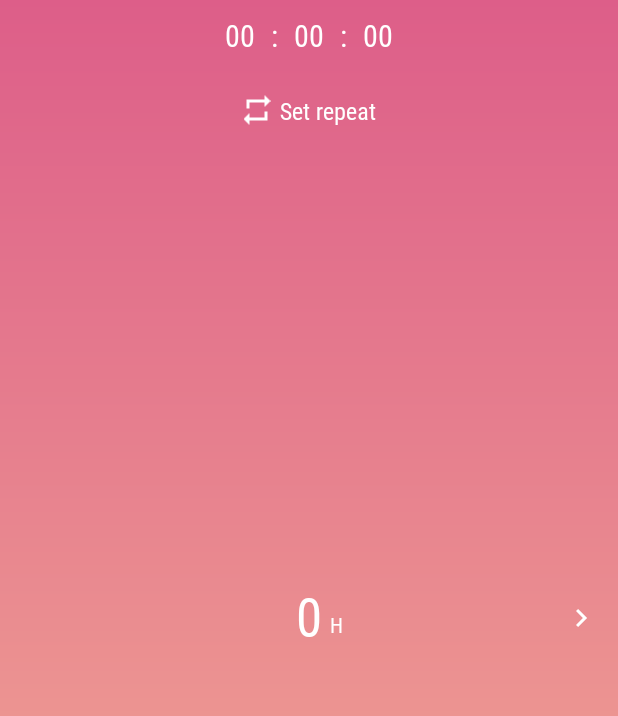
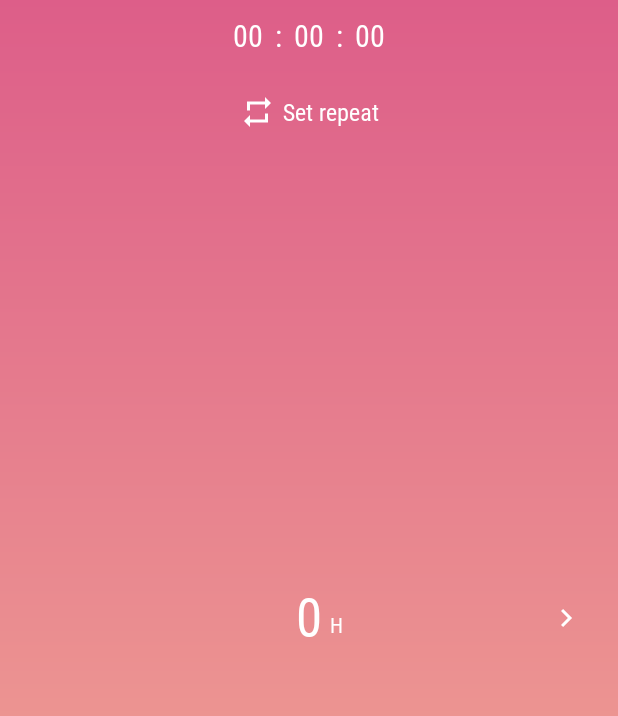
Before and after one commit to alex-melnyk/android-watch-app, an Android app: the fragment SetTimerRepeatFragment placed in its activity, on a phone screen of 412 x 824 dp. Shown: the top 716 px of the screen. Run offline under Robolectric (Android 15) with nearby library versions, the phone set to English and light mode, and no system bars; libraries missing offline, so code that uses them is left out: android.support.wear, com.triggertrap.seekarc; plain views replace SeekArc, WearableRecyclerView; 12 statements that could not run were skipped.

Commit message:
- base dimens partially added;

```diff
--- a/app/src/main/java/com/igorganapolsky/vibratingwatchapp/manager/vibration/WatchBeepManager.java
+++ b/app/src/main/java/com/igorganapolsky/vibratingwatchapp/manager/vibration/WatchBeepManager.java
@@ -18,8 +18,7 @@ public class WatchBeepManager implements BeepManager {
 
     public WatchBeepManager(Vibrator vibrator) {
         this.vibrator = vibrator;
-//        isVibratorActive = vibrator != null && vibrator.hasVibrator();
-        isVibratorActive = true;
+        isVibratorActive = vibrator != null && vibrator.hasVibrator();
     }
 
     @Override
--- a/app/src/main/res/layout/activity_main.xml
+++ b/app/src/main/res/layout/activity_main.xml
@@ -66,6 +66,7 @@
             android:id="@+id/addTimerButtonImageLabel"
             android:layout_width="wrap_content"
             android:layout_height="wrap_content"
+            android:layout_marginTop="16dp"
             android:fontFamily="@font/roboto_condensed_regular"
             android:text="@string/add_timer_button_label"
             android:textColor="@color/white"
--- a/app/src/main/res/layout/activity_set_timer.xml
+++ b/app/src/main/res/layout/activity_set_timer.xml
@@ -12,9 +12,9 @@
         android:layout_width="wrap_content"
         android:layout_height="wrap_content"
         android:fontFamily="@font/roboto_condensed_regular"
-        android:paddingLeft="5dp"
+        android:paddingEnd="@dimen/text_inner_padding"
         android:layout_marginTop="@dimen/list_start_padding"
-        android:paddingRight="5dp"
+        android:paddingStart="@dimen/text_inner_padding"
         android:text="@string/timer_time_default_digit"
         android:textColor="@color/white_active"
         android:textSize="20sp"
@@ -29,8 +29,8 @@
         android:layout_height="wrap_content"
         android:layout_marginTop="@dimen/list_start_padding"
         android:fontFamily="@font/roboto_condensed_regular"
-        android:paddingLeft="5dp"
-        android:paddingRight="5dp"
+        android:paddingLeft="@dimen/text_inner_padding"
+        android:paddingRight="@dimen/text_inner_padding"
         android:text="@string/timer_time_default_sep"
         android:textColor="@color/white_active"
         android:textSize="20sp"
@@ -45,8 +45,8 @@
         android:layout_height="wrap_content"
         android:layout_marginTop="@dimen/list_start_padding"
         android:fontFamily="@font/roboto_condensed_regular"
-        android:paddingLeft="5dp"
-        android:paddingRight="5dp"
+        android:paddingLeft="@dimen/text_inner_padding"
+        android:paddingRight="@dimen/text_inner_padding"
         android:text="@string/timer_time_default_digit"
         android:textColor="@color/white_active"
         android:textSize="20sp"
@@ -60,8 +60,8 @@
         android:layout_width="wrap_content"
         android:layout_height="wrap_content"
         android:fontFamily="@font/roboto_condensed_regular"
-        android:paddingLeft="5dp"
-        android:paddingRight="5dp"
+        android:paddingLeft="@dimen/text_inner_padding"
+        android:paddingRight="@dimen/text_inner_padding"
         android:layout_marginTop="@dimen/list_start_padding"
         android:text="@string/timer_time_default_sep"
         android:textColor="@color/white_active"
@@ -76,9 +76,9 @@
         android:layout_width="wrap_content"
         android:layout_height="wrap_content"
         android:fontFamily="@font/roboto_condensed_regular"
-        android:paddingLeft="5dp"
+        android:paddingLeft="@dimen/text_inner_padding"
         android:layout_marginTop="@dimen/list_start_padding"
-        android:paddingRight="5dp"
+        android:paddingRight="@dimen/text_inner_padding"
         android:text="@string/timer_time_default_digit"
         android:textColor="@color/white_active"
         android:textSize="20sp"
@@ -116,9 +116,9 @@
 
     <android.support.v7.widget.AppCompatImageView
         android:id="@+id/ivNextPage"
-        android:layout_width="wrap_content"
-        android:layout_height="wrap_content"
-        android:padding="10dp"
+        android:layout_width="48dp"
+        android:layout_height="48dp"
+        android:scaleType="center"
         app:layout_constraintBottom_toBottomOf="parent"
         app:layout_constraintEnd_toEndOf="parent"
         app:layout_constraintTop_toTopOf="parent"
--- a/app/src/main/res/layout/set_timer_repeat_fragment.xml
+++ b/app/src/main/res/layout/set_timer_repeat_fragment.xml
@@ -1,12 +1,13 @@
 <?xml version="1.0" encoding="utf-8"?>
-<LinearLayout xmlns:android="http://schemas.android.com/apk/res/android"
+<android.support.v7.widget.LinearLayoutCompat
+    xmlns:android="http://schemas.android.com/apk/res/android"
     xmlns:tools="http://schemas.android.com/tools"
     android:layout_width="match_parent"
     android:layout_height="match_parent"
     android:orientation="vertical"
     tools:context=".presentation.settings.step.SetTimerRepeatFragment">
 
-    <LinearLayout
+    <android.support.v7.widget.LinearLayoutCompat
         android:layout_width="match_parent"
         android:layout_height="wrap_content"
         android:layout_marginTop="10dp"
@@ -14,21 +15,21 @@
         android:gravity="center_horizontal|center_vertical"
         android:orientation="horizontal">
 
-        <ImageView
-            android:layout_width="20dp"
-            android:layout_height="20dp"
-            android:contentDescription="TODO"
-            android:src="@drawable/ic_repeat" />
+        <android.support.v7.widget.AppCompatImageView
+            android:layout_width="@dimen/icon_size"
+            android:scaleType="center"
+            android:layout_height="@dimen/icon_size"
+            android:src="@drawable/ic_repeat"/>
 
-        <TextView
+        <android.support.v7.widget.AppCompatTextView
             android:layout_width="wrap_content"
             android:layout_height="wrap_content"
             android:layout_marginLeft="5dp"
             android:fontFamily="@font/roboto_condensed_regular"
             android:text="@string/screen_title_set_repeat"
             android:textColor="@color/white_active"
-            android:textSize="16sp" />
-    </LinearLayout>
+            android:textSize="16sp"/>
+    </android.support.v7.widget.LinearLayoutCompat>
 
     <FrameLayout
         android:layout_width="match_parent"
@@ -43,6 +44,6 @@
             android:overScrollMode="never"
             android:paddingLeft="75dp"
             android:paddingRight="75dp"
-            android:scrollbars="horizontal" />
+            android:scrollbars="horizontal"/>
     </FrameLayout>
-</LinearLayout>
+</android.support.v7.widget.LinearLayoutCompat>
--- a/app/src/main/res/layout/set_timer_time_fragment.xml
+++ b/app/src/main/res/layout/set_timer_time_fragment.xml
@@ -1,5 +1,7 @@
 <?xml version="1.0" encoding="utf-8"?>
-<android.support.constraint.ConstraintLayout xmlns:android="http://schemas.android.com/apk/res/android"
+<android.support.constraint.ConstraintLayout
+
+    xmlns:android="http://schemas.android.com/apk/res/android"
     xmlns:app="http://schemas.android.com/apk/res-auto"
     xmlns:tools="http://schemas.android.com/tools"
     android:id="@+id/settimer"
@@ -113,5 +115,4 @@
             android:textSize="14sp"/>
 
     </android.support.v7.widget.LinearLayoutCompat>
-
 </android.support.constraint.ConstraintLayout>
--- a/app/src/main/res/layout/set_timer_vibrations_line.xml
+++ b/app/src/main/res/layout/set_timer_vibrations_line.xml
@@ -10,8 +10,8 @@
         xmlns:android="http://schemas.android.com/apk/res/android"
         xmlns:app="http://schemas.android.com/apk/res-auto"
         android:id="@+id/flSingleLine"
-        android:layout_marginTop="4dp"
-        android:layout_marginBottom="4dp"
+        android:layout_marginTop="@dimen/text_inner_padding"
+        android:layout_marginBottom="@dimen/text_inner_padding"
         android:layout_width="match_parent"
         android:layout_height="wrap_content">
 
--- a/app/src/main/res/values-round/dimens.xml
+++ b/app/src/main/res/values-round/dimens.xml
@@ -5,6 +5,10 @@
     to square screens.
     -->
     <dimen name="box_inset_layout_padding">16dp</dimen>
+
+    <dimen name="icon_size">24dp</dimen>
+    <dimen name="small_icon_size">18dp</dimen>
+    <dimen name="text_inner_padding">4dp</dimen>
 
     <!--
     This padding applies to both square and round screens. The total padding between the buttons
--- a/app/src/main/res/values/dimens.xml
+++ b/app/src/main/res/values/dimens.xml
@@ -5,6 +5,10 @@
     to square screens.
     -->
     <dimen name="box_inset_layout_padding">16dp</dimen>
+
+    <dimen name="icon_size">24dp</dimen>
+    <dimen name="small_icon_size">18dp</dimen>
+    <dimen name="text_inner_padding">4dp</dimen>
 
     <!--
     This padding applies to both square and round screens. The total padding between the buttons
@@ -17,4 +21,5 @@
     <dimen name="header_end_padding">16dp</dimen>
     <dimen name="list_start_padding">10dp</dimen>
     <dimen name="list_end_padding">10dp</dimen>
+
 </resources>
```
Also changed, not shown: app/src/main/res/layout/activity_timer_details.xml (+10 -10 lines), app/src/main/res/layout/set_timer_vibration_fragment.xml (+5 -5 lines), app/src/main/res/layout/timer_list_item.xml (+13 -13 lines). Lines whose indentation alone changed are shown as unchanged.
